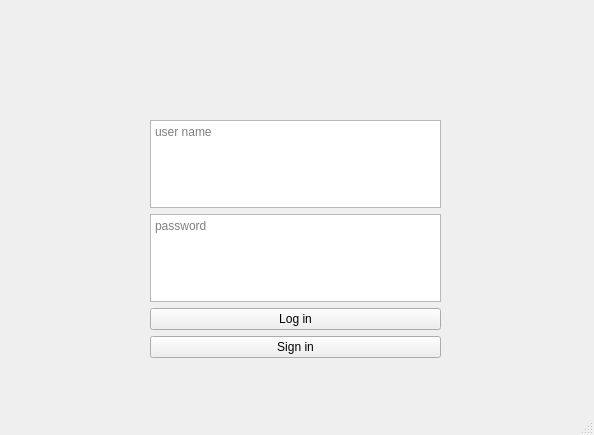
Before: the Qt Designer form passwordManager/application/mainwindow.ui in victorzhj/passwordManager, drawn with Qt 5.
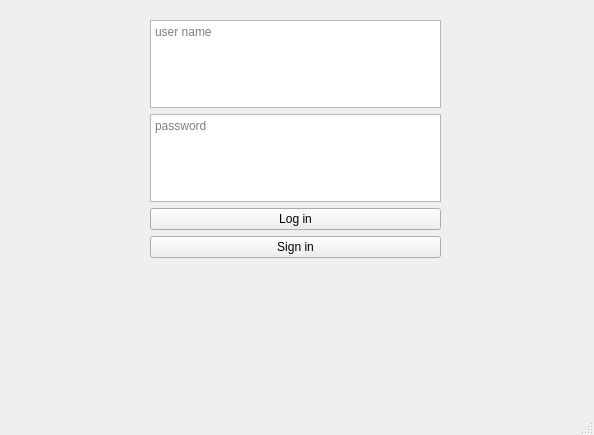
After: the same form once the commit is applied.

```diff
--- a/passwordManager/application/mainwindow.ui
+++ b/passwordManager/application/mainwindow.ui
@@ -18,7 +18,7 @@
     <property name="geometry">
      <rect>
       <x>150</x>
-      <y>120</y>
+      <y>20</y>
       <width>291</width>
       <height>238</height>
      </rect>
```
Left out of the diff: 14 changed lines with no effect on the pictures.
